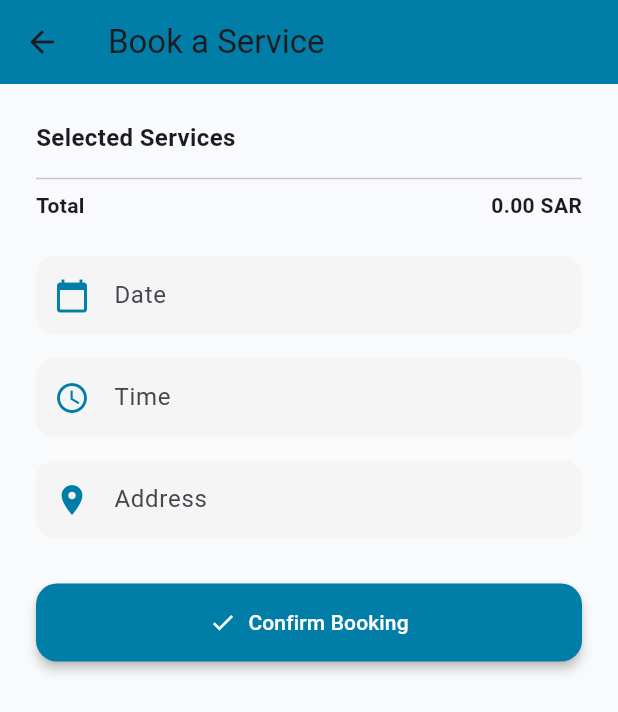
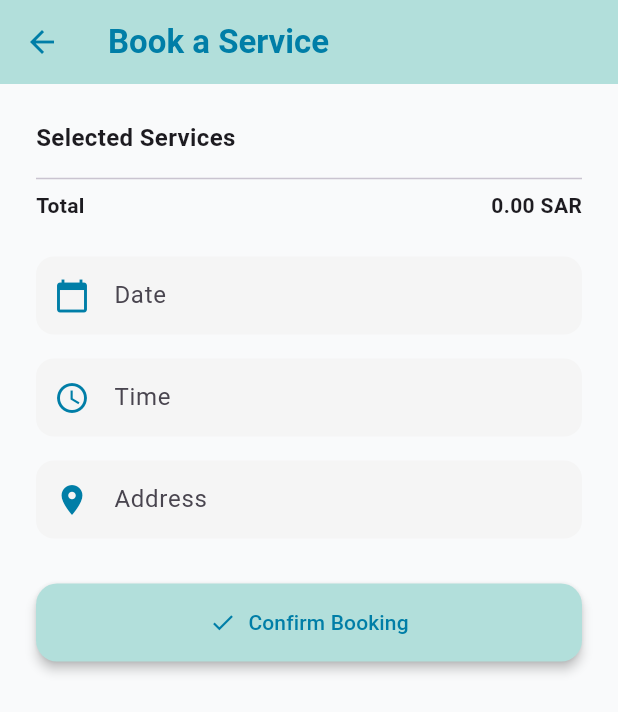
Before and after one commit to ramiAlmathani/Senior_Project_2.0, a Flutter app: the BookingScreen screen opened directly with empty values, on a phone screen of 412 x 824 dp. Shown: the top 712 px of the screen. Run offline on Flutter 3.47's test engine with Material 3 defaults, Android fonts, the phone set to English and light mode, and no system bars; our stand-ins replace cloud_firestore, easy_localization, firebase_auth, firebase_core, flutter_dotenv, flutter_map and 4 more; accounts and stored records are empty.

Commit message:
final version of SWE-411 course fixing LTR and RTL issues also edit the new pages design to make it go well with the overall design of the app

```diff
--- a/lib/HomeScreenState.dart
+++ b/lib/HomeScreenState.dart
@@ -153,7 +153,7 @@ class _HomeScreenState extends State<HomeScreen>
                 style: const TextStyle(
                   fontSize: 22,
                   fontWeight: FontWeight.bold,
-                  color: Colors.black87,
+                  color: Color(0xFF007EA7),
                 ),
               ),
               const SizedBox(height: 10),
--- a/lib/_BookingScreenState.dart
+++ b/lib/_BookingScreenState.dart
@@ -193,8 +193,12 @@ class _BookingScreenState extends State<BookingScreen>
     return Scaffold(
       backgroundColor: const Color(0xFFF9FAFB),
       appBar: AppBar(
-        title: const Text('Book a Service'),
-        backgroundColor: const Color(0xFF007EA7),
+        title: const Text('Book a Service',style: const TextStyle(
+          fontWeight: FontWeight.bold,
+          color: Color(0xFF007EA7),
+        )),
+        backgroundColor: const Color(0xFFB2DFDB),
+        foregroundColor: const Color(0xFF007EA7),
         elevation: 0,
       ),
       body: FadeTransition(
@@ -234,13 +238,13 @@ class _BookingScreenState extends State<BookingScreen>
                   width: double.infinity,
                   child: ElevatedButton.icon(
                     onPressed: _submitBooking,
-                    icon: const Icon(Icons.check, color: Colors.white),
+                    icon: const Icon(Icons.check, color: Color(0xFF007EA7)),
                     label: const Text(
                       "Confirm Booking",
-                      style: TextStyle(color: Colors.white),
+                      style: TextStyle(color: Color(0xFF007EA7)),
                     ),
                     style: ElevatedButton.styleFrom(
-                      backgroundColor: const Color(0xFF007EA7),
+                      backgroundColor: const Color(0xFFB2DFDB),
                       padding: const EdgeInsets.symmetric(vertical: 16),
                       shape: RoundedRectangleBorder(
                         borderRadius: BorderRadius.circular(14),
--- a/lib/phone_verification_page.dart
+++ b/lib/phone_verification_page.dart
@@ -172,7 +172,8 @@ class _PhoneVerificationPageState extends State<PhoneVerificationPage>
                     labelText: "phone_number".tr(),
                     labelStyle: const TextStyle(color: Colors.grey),
                     floatingLabelStyle: const TextStyle(color: Color(0xFF007EA7)),
-                    prefixText: '+966 ',
+                    prefixText: context.locale.languageCode == 'en' ? '+966 ' : null,
+                    suffixText: context.locale.languageCode == 'ar' ? ' 966+' : null,
                     filled: true,
                     fillColor: Colors.grey[100],
                     counterText: "",
```
Also changed, not shown: lib/_ProfilePageState.dart (+6 -3 lines), lib/otp_verification_page.dart (+4 -3 lines).
